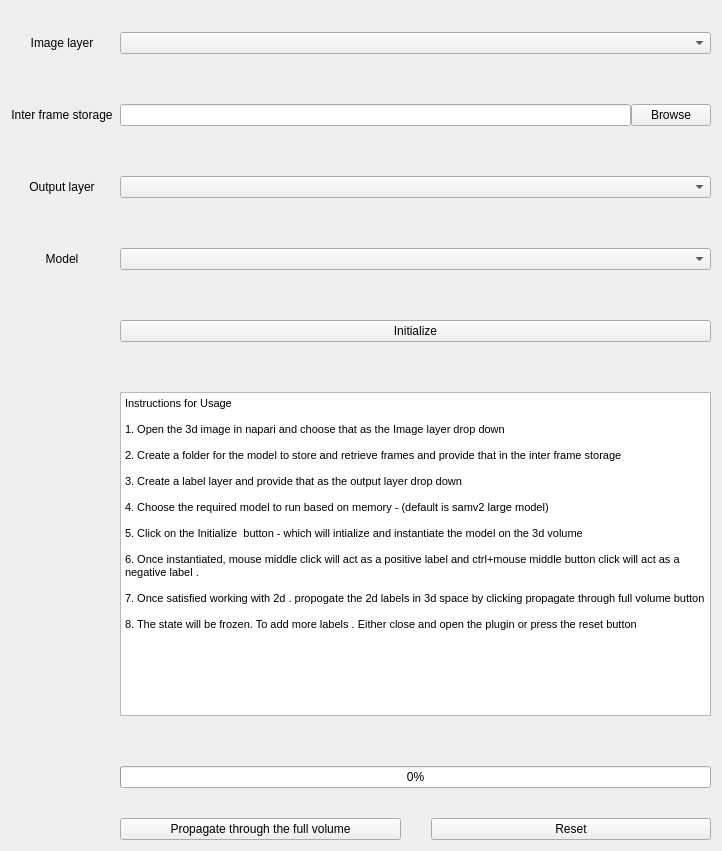
Before: the Qt Designer form src/UI_files/SAM_V2.ui in Krishvraman/napari-SAMV2, drawn with Qt 5.
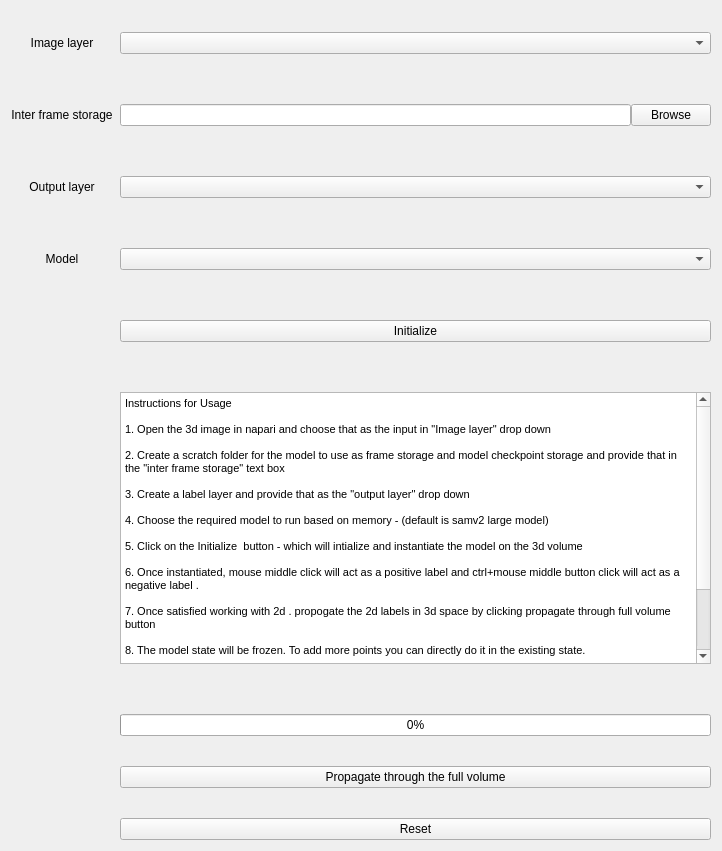
After: the same form once the commit is applied.

Commit message: updated adding points and more bit type support

```diff
--- a/src/UI_files/SAM_V2.ui
+++ b/src/UI_files/SAM_V2.ui
@@ -51,15 +51,15 @@
          </property>
         </widget>
        </item>
+       <item>
+        <widget class="QPushButton" name="Propagate_btn">
+         <property name="text">
+          <string>Propagate through the full volume</string>
+         </property>
+        </widget>
+       </item>
        <item>
         <layout class="QHBoxLayout" name="horizontalLayout_14">
-         <item>
-          <widget class="QPushButton" name="Propagate_btn">
-           <property name="text">
-            <string>Propagate through the full volume</string>
-           </property>
-          </widget>
-         </item>
          <item>
           <widget class="QPushButton" name="reset_btn">
            <property name="text">
@@ -140,14 +140,14 @@
           <string>&lt;!DOCTYPE HTML PUBLIC &quot;-//W3C//DTD HTML 4.0//EN&quot; &quot;http://www.w3.org/TR/REC-html40/strict.dtd&quot;&gt;
 &lt;html&gt;&lt;head&gt;&lt;meta name=&quot;qrichtext&quot; content=&quot;1&quot; /&gt;&lt;style type=&quot;text/css&quot;&gt;
 p, li { white-space: pre-wrap; }
-&lt;/style&gt;&lt;/head&gt;&lt;body style=&quot; font-family:'MS Shell Dlg 2'; font-size:9.75pt; font-weight:400; font-style:normal;&quot;&gt;
+&lt;/style&gt;&lt;/head&gt;&lt;body style=&quot; font-family:'MS Shell Dlg 2'; font-size:7.8pt; font-weight:400; font-style:normal;&quot;&gt;
 &lt;p style=&quot; margin-top:0px; margin-bottom:0px; margin-left:0px; margin-right:0px; -qt-block-indent:0; text-indent:0px;&quot;&gt;&lt;span style=&quot; font-size:8.25pt;&quot;&gt;Instructions for Usage&lt;/span&gt;&lt;/p&gt;
 &lt;p style=&quot;-qt-paragraph-type:empty; margin-top:0px; margin-bottom:0px; margin-left:0px; margin-right:0px; -qt-block-indent:0; text-indent:0px; font-size:8.25pt;&quot;&gt;&lt;br /&gt;&lt;/p&gt;
-&lt;p style=&quot; margin-top:0px; margin-bottom:0px; margin-left:0px; margin-right:0px; -qt-block-indent:0; text-indent:0px;&quot;&gt;&lt;span style=&quot; font-size:8.25pt;&quot;&gt;1. Open the 3d image in napari and choose that as the Image layer drop down&lt;/span&gt;&lt;/p&gt;
+&lt;p style=&quot; margin-top:0px; margin-bottom:0px; margin-left:0px; margin-right:0px; -qt-block-indent:0; text-indent:0px;&quot;&gt;&lt;span style=&quot; font-size:8.25pt;&quot;&gt;1. Open the 3d image in napari and choose that as the input in &amp;quot;Image layer&amp;quot; drop down&lt;/span&gt;&lt;/p&gt;
 &lt;p style=&quot;-qt-paragraph-type:empty; margin-top:0px; margin-bottom:0px; margin-left:0px; margin-right:0px; -qt-block-indent:0; text-indent:0px; font-size:8.25pt;&quot;&gt;&lt;br /&gt;&lt;/p&gt;
-&lt;p style=&quot; margin-top:0px; margin-bottom:0px; margin-left:0px; margin-right:0px; -qt-block-indent:0; text-indent:0px;&quot;&gt;&lt;span style=&quot; font-size:8.25pt;&quot;&gt;2. Create a folder for the model to store and retrieve frames and provide that in the inter frame storage&lt;/span&gt;&lt;/p&gt;
+&lt;p style=&quot; margin-top:0px; margin-bottom:0px; margin-left:0px; margin-right:0px; -qt-block-indent:0; text-indent:0px;&quot;&gt;&lt;span style=&quot; font-size:8.25pt;&quot;&gt;2. Create a scratch folder for the model to use as frame storage and model checkpoint storage and provide that in the &amp;quot;inter frame storage&amp;quot; text box&lt;/span&gt;&lt;/p&gt;
 &lt;p style=&quot;-qt-paragraph-type:empty; margin-top:0px; margin-bottom:0px; margin-left:0px; margin-right:0px; -qt-block-indent:0; text-indent:0px; font-size:8.25pt;&quot;&gt;&lt;br /&gt;&lt;/p&gt;
-&lt;p style=&quot; margin-top:0px; margin-bottom:0px; margin-left:0px; margin-right:0px; -qt-block-indent:0; text-indent:0px;&quot;&gt;&lt;span style=&quot; font-size:8.25pt;&quot;&gt;3. Create a label layer and provide that as the output layer drop down&lt;/span&gt;&lt;/p&gt;
+&lt;p style=&quot; margin-top:0px; margin-bottom:0px; margin-left:0px; margin-right:0px; -qt-block-indent:0; text-indent:0px;&quot;&gt;&lt;span style=&quot; font-size:8.25pt;&quot;&gt;3. Create a label layer and provide that as the &amp;quot;output layer&amp;quot; drop down&lt;/span&gt;&lt;/p&gt;
 &lt;p style=&quot;-qt-paragraph-type:empty; margin-top:0px; margin-bottom:0px; margin-left:0px; margin-right:0px; -qt-block-indent:0; text-indent:0px; font-size:8.25pt;&quot;&gt;&lt;br /&gt;&lt;/p&gt;
 &lt;p style=&quot; margin-top:0px; margin-bottom:0px; margin-left:0px; margin-right:0px; -qt-block-indent:0; text-indent:0px;&quot;&gt;&lt;span style=&quot; font-size:8.25pt;&quot;&gt;4. Choose the required model to run based on memory - (default is samv2 large model) &lt;/span&gt;&lt;/p&gt;
 &lt;p style=&quot;-qt-paragraph-type:empty; margin-top:0px; margin-bottom:0px; margin-left:0px; margin-right:0px; -qt-block-indent:0; text-indent:0px; font-size:8.25pt;&quot;&gt;&lt;br /&gt;&lt;/p&gt;
@@ -157,7 +157,14 @@
 &lt;p style=&quot;-qt-paragraph-type:empty; margin-top:0px; margin-bottom:0px; margin-left:0px; margin-right:0px; -qt-block-indent:0; text-indent:0px; font-size:8.25pt;&quot;&gt;&lt;br /&gt;&lt;/p&gt;
 &lt;p style=&quot; margin-top:0px; margin-bottom:0px; margin-left:0px; margin-right:0px; -qt-block-indent:0; text-indent:0px;&quot;&gt;&lt;span style=&quot; font-size:8.25pt;&quot;&gt;7. Once satisfied working with 2d . propogate the 2d labels in 3d space by clicking propagate through full volume button&lt;/span&gt;&lt;/p&gt;
 &lt;p style=&quot;-qt-paragraph-type:empty; margin-top:0px; margin-bottom:0px; margin-left:0px; margin-right:0px; -qt-block-indent:0; text-indent:0px; font-size:8.25pt;&quot;&gt;&lt;br /&gt;&lt;/p&gt;
-&lt;p style=&quot; margin-top:0px; margin-bottom:0px; margin-left:0px; margin-right:0px; -qt-block-indent:0; text-indent:0px;&quot;&gt;&lt;span style=&quot; font-size:8.25pt;&quot;&gt;8. The state will be frozen. To add more labels . Either close and open the plugin or press the reset button&lt;/span&gt;&lt;/p&gt;&lt;/body&gt;&lt;/html&gt;</string>
+&lt;p style=&quot; margin-top:0px; margin-bottom:0px; margin-left:0px; margin-right:0px; -qt-block-indent:0; text-indent:0px;&quot;&gt;&lt;span style=&quot; font-size:8.25pt;&quot;&gt;8. The model state will be frozen. To add more points you can directly do it in the existing state.&lt;/span&gt;&lt;/p&gt;
+&lt;p style=&quot;-qt-paragraph-type:empty; margin-top:0px; margin-bottom:0px; margin-left:0px; margin-right:0px; -qt-block-indent:0; text-indent:0px; font-size:8.25pt;&quot;&gt;&lt;br /&gt;&lt;/p&gt;
+&lt;p style=&quot; margin-top:0px; margin-bottom:0px; margin-left:0px; margin-right:0px; -qt-block-indent:0; text-indent:0px;&quot;&gt;&lt;span style=&quot; font-size:8.25pt;&quot;&gt;9. To detelet any points you need to either click &amp;quot;reset&amp;quot; button and add points  manually again from the beginning &lt;/span&gt;&lt;/p&gt;
+&lt;p style=&quot;-qt-paragraph-type:empty; margin-top:0px; margin-bottom:0px; margin-left:0px; margin-right:0px; -qt-block-indent:0; text-indent:0px; font-size:8.25pt;&quot;&gt;&lt;br /&gt;&lt;/p&gt;
+&lt;p style=&quot; margin-top:0px; margin-bottom:0px; margin-left:0px; margin-right:0px; -qt-block-indent:0; text-indent:0px;&quot;&gt;&lt;span style=&quot; font-size:8.25pt;&quot;&gt;10. Keyboard shortcuts&lt;/span&gt;&lt;/p&gt;
+&lt;p style=&quot;-qt-paragraph-type:empty; margin-top:0px; margin-bottom:0px; margin-left:0px; margin-right:0px; -qt-block-indent:0; text-indent:0px; font-size:8.25pt;&quot;&gt;&lt;br /&gt;&lt;/p&gt;
+&lt;p style=&quot; margin-top:0px; margin-bottom:0px; margin-left:0px; margin-right:0px; -qt-block-indent:0; text-indent:0px;&quot;&gt;&lt;span style=&quot; font-size:8.25pt;&quot;&gt;&amp;quot;a&amp;quot; - adds a new point wherever the mouse cursor is present&lt;/span&gt;&lt;/p&gt;
+&lt;p style=&quot; margin-top:0px; margin-bottom:0px; margin-left:0px; margin-right:0px; -qt-block-indent:0; text-indent:0px;&quot;&gt;&lt;span style=&quot; font-size:8.25pt;&quot;&gt;&amp;quot;n&amp;quot; - adds a negative point wherever the cursor is present&lt;/span&gt;&lt;/p&gt;&lt;/body&gt;&lt;/html&gt;</string>
          </property>
         </widget>
        </item>
```
Left out of the diff: 96 changed lines with no effect on the pictures. The commit also changes 3 other files.
